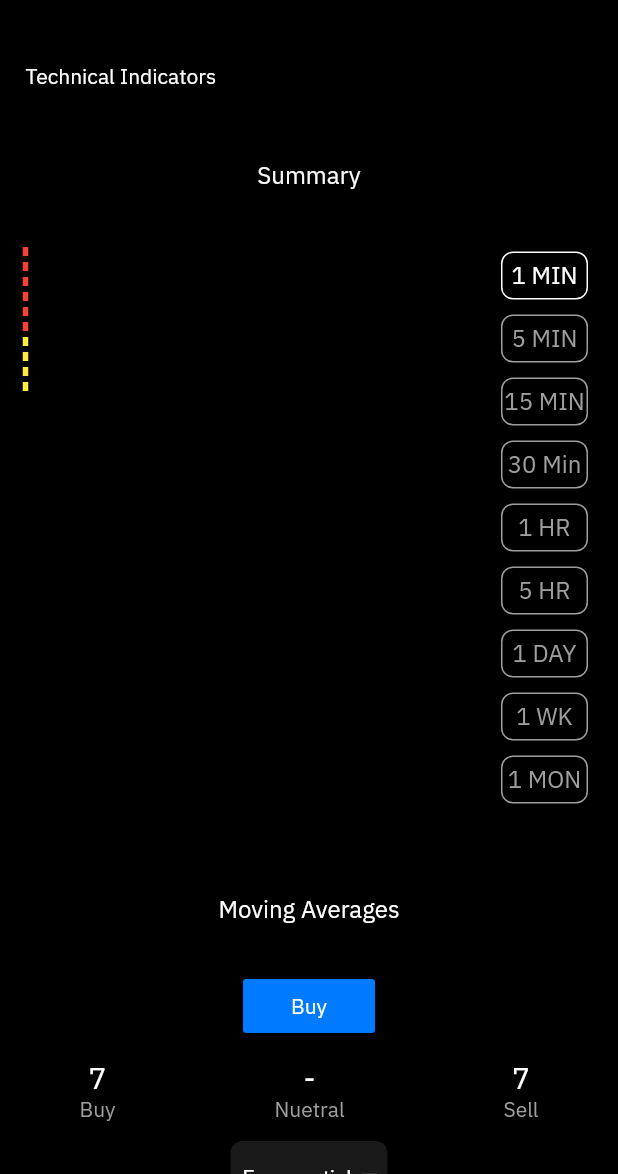
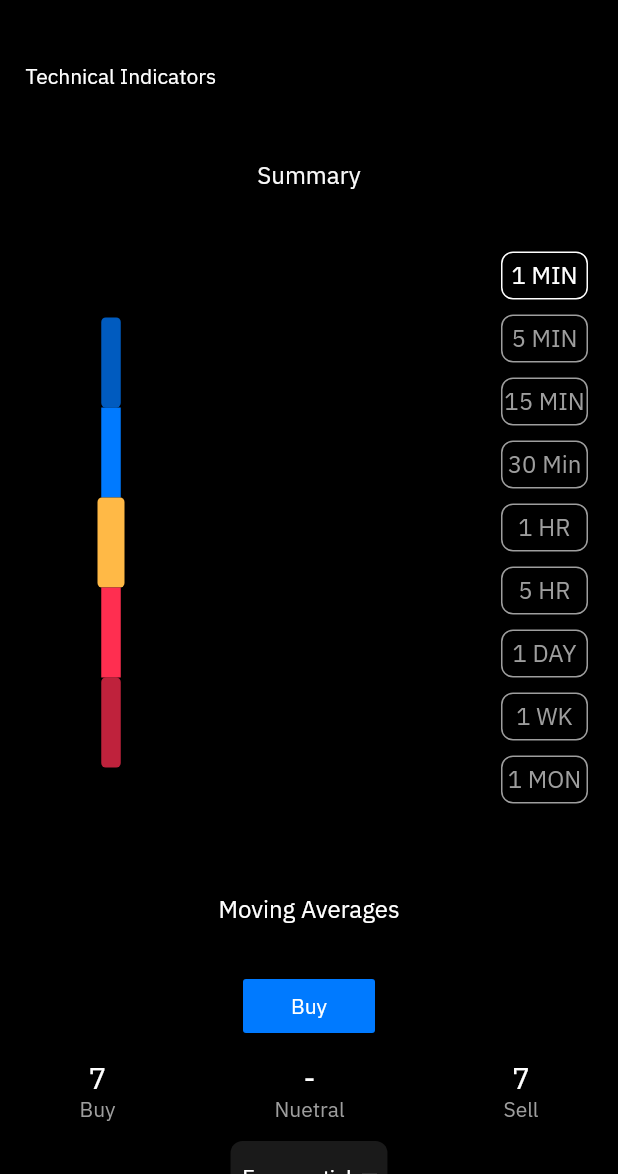
Before and after one commit to rishabhs-s/Technical-Indicator-task, a Flutter app: the screen it shows after launch, after a tap on "Technical Indicators", on a phone screen of 412 x 824 dp, the part 62-1236 px from its top. Run offline on Flutter 3.47's test engine with Material 2 defaults, Android fonts, the phone set to English and light mode, and no system bars; drawn by our look-alikes of step_progress_indicator; Roboto replaces fonts that are missing (IBM).

Commit message:
Final Commit

```diff
--- a/intern_flutter/lib/Home.dart
+++ b/intern_flutter/lib/Home.dart
@@ -1,11 +1,11 @@
 import "package:flutter/material.dart";
 import 'package:intern_flutter/Widgets/Col.dart';
 import 'package:intern_flutter/Widgets/Dropdown2.dart';
-import 'package:step_progress_indicator/step_progress_indicator.dart';
 import 'MakeWidgets/MakeTable1.dart';
 import 'MakeWidgets/MakeTable2.dart';
 import 'MakeWidgets/MakeTable3.dart';
 import 'MakeWidgets/MakeTimeline.dart';
+import 'Widgets/Indicator.dart';
 import 'Widgets/dropdown.dart';
 import 'Widgets/Textall.dart';
 import 'Widgets/Button.dart';
@@ -37,18 +37,43 @@ class Home extends StatelessWidget {
               ),
               SizedBox(height: 20),
               Container(
-                margin: EdgeInsets.all(15),
+                // margin: EdgeInsets.all(15),
+                margin: EdgeInsets.fromLTRB(65, 15, 15, 15),
+
                 child: Row(
                   mainAxisAlignment: MainAxisAlignment.spaceBetween,
-                  crossAxisAlignment: CrossAxisAlignment.start,
+                  // crossAxisAlignment: CrossAxisAlignment.start,
                   children: [
-                    StepProgressIndicator(
-                      direction: Axis.vertical,
-                      totalSteps: 10,
-                      currentStep: 6,
-                      selectedColor: Colors.red,
-                      unselectedColor: Colors.yellow,
-                    ),
+                    Column(children: [
+                      SizedBox(
+                        height: 20,
+                      ),
+                      Indicatorline(colour: Color(0xBF007AFF), rad: 3),
+                      Indicatorline(colour: Color(0xff007AFF)),
+                      Row(
+                        // mainAxisAlignment: MainAxisAlignment.spaceEvenly,
+                        children: [
+                          Indicatorline(
+                              colour: Color(0xffFFB946), width: 18, rad: 3),
+                          // SizedBox(
+                          //   width: 10,
+                          // ),
+                          // Container(
+                          //   padding: EdgeInsets.all(10),
+                          //   decoration: BoxDecoration(
+                          //       color: Color(0xffFFB946),
+                          //       borderRadius: BorderRadius.circular(3)),
+                          //   child: Text(
+                          //     "Nuetral",
+                          //     style:
+                          //         TextStyle(color: Colors.black, fontSize: 18),
+                          //   ),
+                          // ),
+                        ],
+                      ),
+                      Indicatorline(colour: Color(0xffFF2E50)),
+                      Indicatorline(colour: Color(0xBFFF2E50), rad: 3),
+                    ]),
                     MakeTimeline(),
                   ],
                 ),
--- a/intern_flutter/lib/MakeWidgets/MakeTable3.dart
+++ b/intern_flutter/lib/MakeWidgets/MakeTable3.dart
@@ -10,8 +10,8 @@ class MakeTable3 extends StatelessWidget {
   Widget build(BuildContext context) {
     return Container(
         height: 250,
-        padding: EdgeInsets.all(4),
-        margin: EdgeInsets.all(4),
+        padding: EdgeInsets.all(8),
+        margin: EdgeInsets.all(8),
         child: Column(
           mainAxisAlignment: MainAxisAlignment.spaceEvenly,
           crossAxisAlignment: CrossAxisAlignment.center,
--- /dev/null
+++ b/intern_flutter/lib/Widgets/Indicator.dart
@@ -0,0 +1,22 @@
+import 'package:flutter/material.dart';
+
+class Indicatorline extends StatelessWidget {
+  Indicatorline({@required this.colour, this.width = 13, this.rad = 0});
+  final Color colour;
+  double width;
+  double rad;
+  @override
+  Widget build(BuildContext context) {
+    return Container(
+      decoration: BoxDecoration(borderRadius: BorderRadius.circular(50)),
+      child: SizedBox(
+        height: 60,
+        width: width,
+        child: DecoratedBox(
+          decoration: BoxDecoration(
+              color: colour, borderRadius: BorderRadius.circular(rad)),
+        ),
+      ),
+    );
+  }
+}
--- a/intern_flutter/lib/main.dart
+++ b/intern_flutter/lib/main.dart
@@ -1,5 +1,6 @@
 import 'package:flutter/material.dart';
-import 'package:intern_flutter/Home.dart';
+
+import 'Home.dart';
 
 void main() {
   runApp(MyApp());
```
Also changed, not shown: intern_flutter/pubspec.yaml (+8 -3 lines), intern_flutter/assets/images/icon.png (added), intern_flutter/pubspec.lock, 8 other files.
